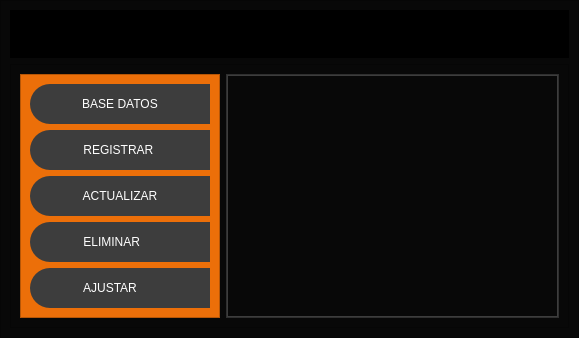
Brian-Almada/empacuentas, file gui/main_window.ui: the form before one commit.
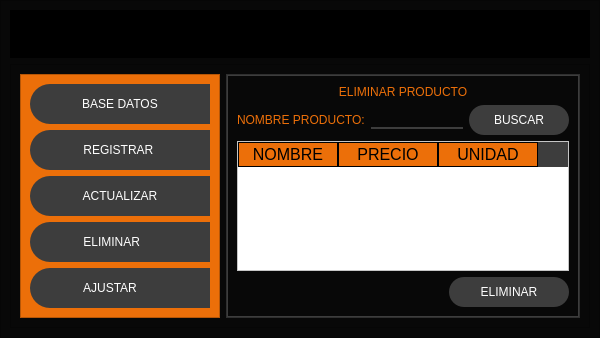
The form after the commit. The open tabs and pages were chosen to show the change. Icons and pictures are not drawn.

Commit message: Agregar botones y nuevas cosas a la gui-3

Patch:
```diff
--- a/gui/main_window.ui
+++ b/gui/main_window.ui
@@ -6,8 +6,8 @@
    <rect>
     <x>0</x>
     <y>0</y>
-    <width>579</width>
-    <height>310</height>
+    <width>600</width>
+    <height>328</height>
    </rect>
   </property>
   <property name="windowTitle">
@@ -825,7 +825,109 @@
                  </item>
                 </layout>
                </widget>
-               <widget class="QWidget" name="page_eliminar"/>
+               <widget class="QWidget" name="page_eliminar">
+                <layout class="QVBoxLayout" name="verticalLayout_12">
+                 <item>
+                  <widget class="QLabel" name="label_13">
+                   <property name="text">
+                    <string>ELIMINAR PRODUCTO</string>
+                   </property>
+                   <property name="alignment">
+                    <set>Qt::AlignCenter</set>
+                   </property>
+                  </widget>
+                 </item>
+                 <item>
+                  <layout class="QHBoxLayout" name="horizontalLayout_10">
+                   <item>
+                    <widget class="QLabel" name="label_14">
+                     <property name="text">
+                      <string>NOMBRE PRODUCTO:</string>
+                     </property>
+                    </widget>
+                   </item>
+                   <item>
+                    <widget class="QLineEdit" name="eliminar_buscar"/>
+                   </item>
+                   <item>
+                    <widget class="QPushButton" name="bt_buscar_borrar">
+                     <property name="minimumSize">
+                      <size>
+                       <width>100</width>
+                       <height>30</height>
+                      </size>
+                     </property>
+                     <property name="text">
+                      <string>BUSCAR</string>
+                     </property>
+                    </widget>
+                   </item>
+                  </layout>
+                 </item>
+                 <item>
+                  <widget class="QTableWidget" name="tabla_borrar">
+                   <column>
+                    <property name="text">
+                     <string>NOMBRE</string>
+                    </property>
+                   </column>
+                   <column>
+                    <property name="text">
+                     <string>PRECIO</string>
+                    </property>
+                   </column>
+                   <column>
+                    <property name="text">
+                     <string>UNIDAD</string>
+                    </property>
+                   </column>
+                  </widget>
+                 </item>
+                 <item>
+                  <layout class="QHBoxLayout" name="horizontalLayout_9">
+                   <item>
+                    <widget class="QLabel" name="asignado_eliminar">
+                     <property name="minimumSize">
+                      <size>
+                       <width>120</width>
+                       <height>30</height>
+                      </size>
+                     </property>
+                     <property name="text">
+                      <string/>
+                     </property>
+                    </widget>
+                   </item>
+                   <item>
+                    <spacer name="horizontalSpacer_7">
+                     <property name="orientation">
+                      <enum>Qt::Horizontal</enum>
+                     </property>
+                     <property name="sizeHint" stdset="0">
+                      <size>
+                       <width>40</width>
+                       <height>20</height>
+                      </size>
+                     </property>
+                    </spacer>
+                   </item>
+                   <item>
+                    <widget class="QPushButton" name="bt_eliminar">
+                     <property name="minimumSize">
+                      <size>
+                       <width>120</width>
+                       <height>30</height>
+                      </size>
+                     </property>
+                     <property name="text">
+                      <string>ELIMINAR</string>
+                     </property>
+                    </widget>
+                   </item>
+                  </layout>
+                 </item>
+                </layout>
+               </widget>
                <widget class="QWidget" name="page_ajustar"/>
               </widget>
              </item>
```
Left out of the diff: 44 changed lines with no effect on the pictures.
